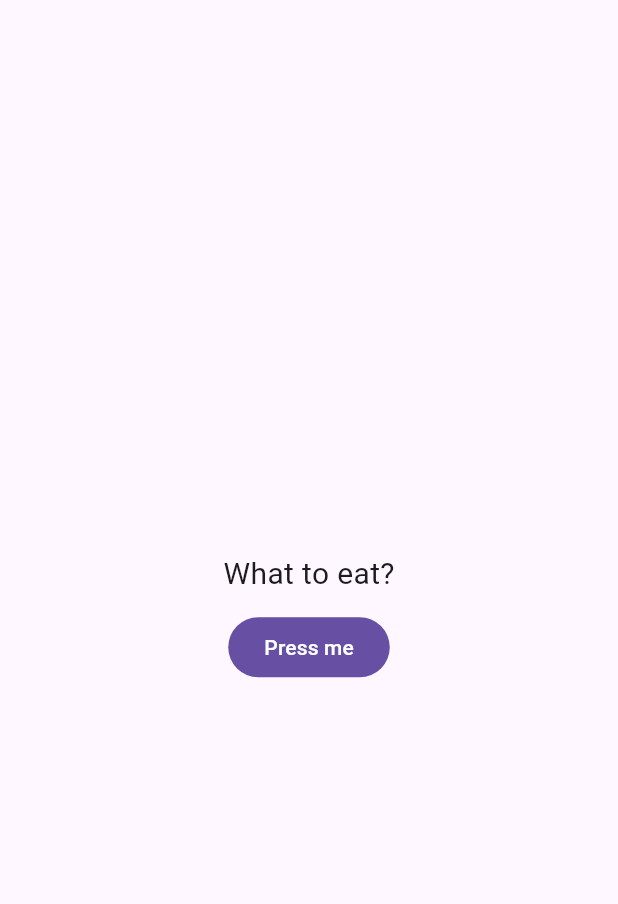
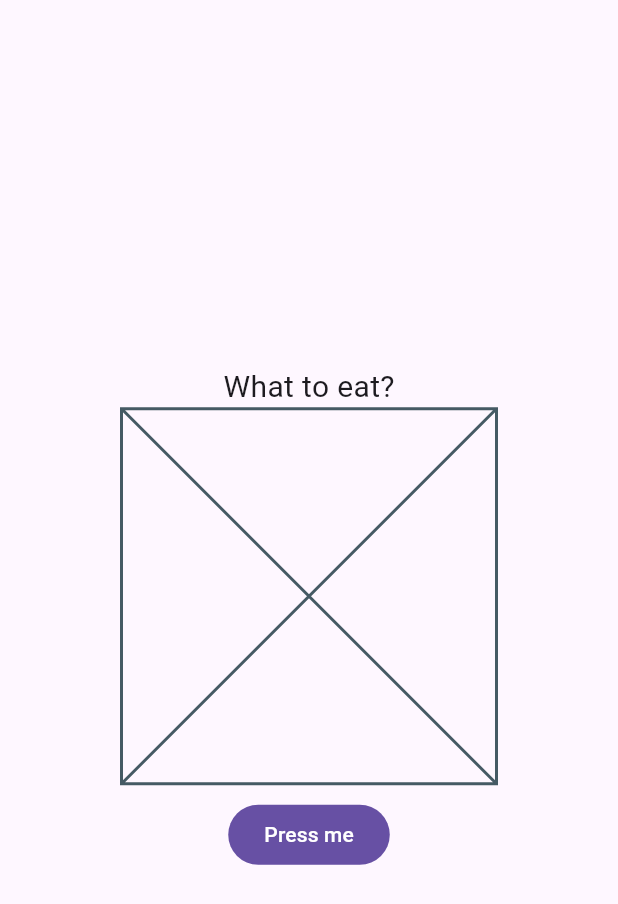
Before and after one commit to mikemklee/what_to_eat, a Flutter app: the screen it shows after launch, on a phone screen of 412 x 824 dp. Shown: the top 904 px of the screen. Run offline on Flutter 3.47's test engine with Material 2 defaults, Android fonts, the phone set to English and light mode, and no system bars.

Commit message:
Add logic to select random item and display its image

```diff
--- a/lib/main.dart
+++ b/lib/main.dart
@@ -1,6 +1,7 @@
+import 'dart:convert';
+import 'dart:math';
+
 import 'package:flutter/material.dart';
-import 'dart:convert';
-
 import 'package:flutter/services.dart';
 
 void main() {
@@ -27,15 +28,6 @@ class MyApp extends StatelessWidget {
 class HomePage extends StatefulWidget {
   const HomePage({super.key, required this.title});
 
-  // This widget is the home page of your application. It is stateful, meaning
-  // that it has a State object (defined below) that contains fields that affect
-  // how it looks.
-
-  // This class is the configuration for the state. It holds the values (in this
-  // case the title) provided by the parent (in this case the App widget) and
-  // used by the build method of the State. Fields in a Widget subclass are
-  // always marked "final".
-
   final String title;
 
   @override
@@ -43,65 +35,39 @@ class HomePage extends StatefulWidget {
 }
 
 class _HomePageState extends State<HomePage> {
-  List _items = [];
+  var _item;
 
   Future<void> readJson() async {
     final String response = await rootBundle.loadString('assets/sample.json');
     final data = await json.decode(response);
     setState(() {
-      _items = data['items'];
+      var index = Random().nextInt(data['items'].length);
+      _item = data['items'][index];
     });
   }
 
   @override
   Widget build(BuildContext context) {
-    // This method is rerun every time setState is called, for instance as done
-    // by the _incrementCounter method above.
-    //
-    // The Flutter framework has been optimized to make rerunning build methods
-    // fast, so that you can just rebuild anything that needs updating rather
-    // than having to individually change instances of widgets.
     return Scaffold(
       body: Center(
-        // Center is a layout widget. It takes a single child and positions it
-        // in the middle of the parent.
         child: Column(
-          // Column is also a layout widget. It takes a list of children and
-          // arranges them vertically. By default, it sizes itself to fit its
-          // children horizontally, and tries to be as tall as its parent.
-          //
-          // Invoke "debug painting" (press "p" in the console, choose the
-          // "Toggle Debug Paint" action from the Flutter Inspector in Android
-          // Studio, or the "Toggle Debug Paint" command in Visual Studio Code)
-          // to see the wireframe for each widget.
-          //
-          // Column has various properties to control how it sizes itself and
-          // how it positions its children. Here we use mainAxisAlignment to
-          // center the children vertically; the main axis here is the vertical
-          // axis because Columns are vertical (the cross axis would be
-          // horizontal).
           mainAxisAlignment: MainAxisAlignment.center,
           children: <Widget>[
             const Text('What to eat?', style: TextStyle(fontSize: 20)),
-            _items.isNotEmpty
-                ? Expanded(
-                    child: ListView.builder(
-                      itemCount: _items.length,
-                      itemBuilder: (context, index) {
-                        return Card(
-                          key: ValueKey(_items[index]["id"]),
-                          margin: const EdgeInsets.all(10),
-                          color: Colors.amber.shade100,
-                          child: ListTile(
-                            leading: Text(_items[index]["id"]),
-                            title: Text(_items[index]["name"]),
-                            subtitle: Text(_items[index]["description"]),
-                          ),
-                        );
-                      },
-                    ),
-                  )
-                : Container(),
+            SizedBox(
+              height: 250,
+              width: 250,
+              child: _item != null
+                  ? Image(
+                      height: 250,
+                      width: 250,
+                      fit: BoxFit.cover,
+                      image: NetworkImage(
+                        _item["imageUrl"],
+                      ),
+                    )
+                  : const Placeholder(),
+            ),
             const SizedBox(height: 10),
             FilledButton(onPressed: readJson, child: const Text('Press me')),
           ],
```
Also changed, not shown: assets/sample.json (+3 -10 lines).
